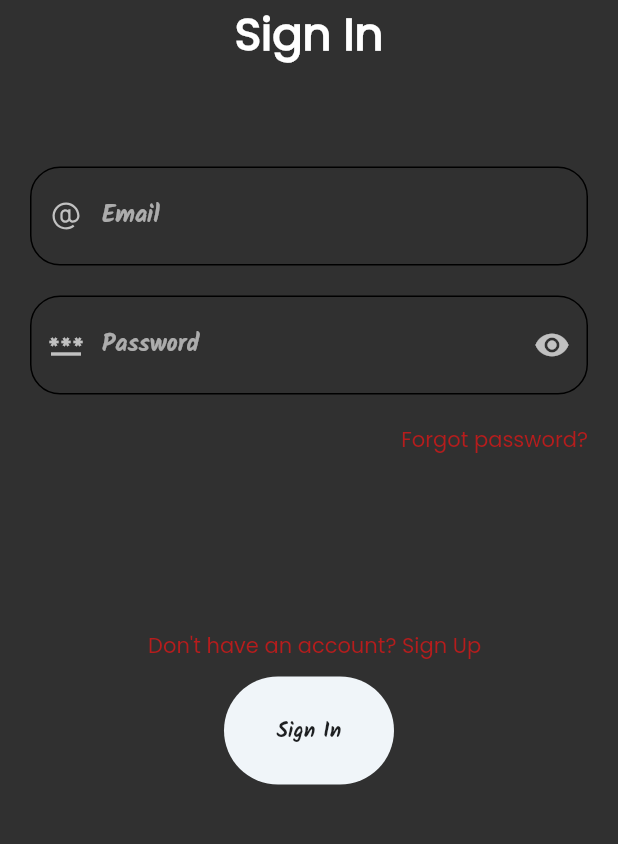
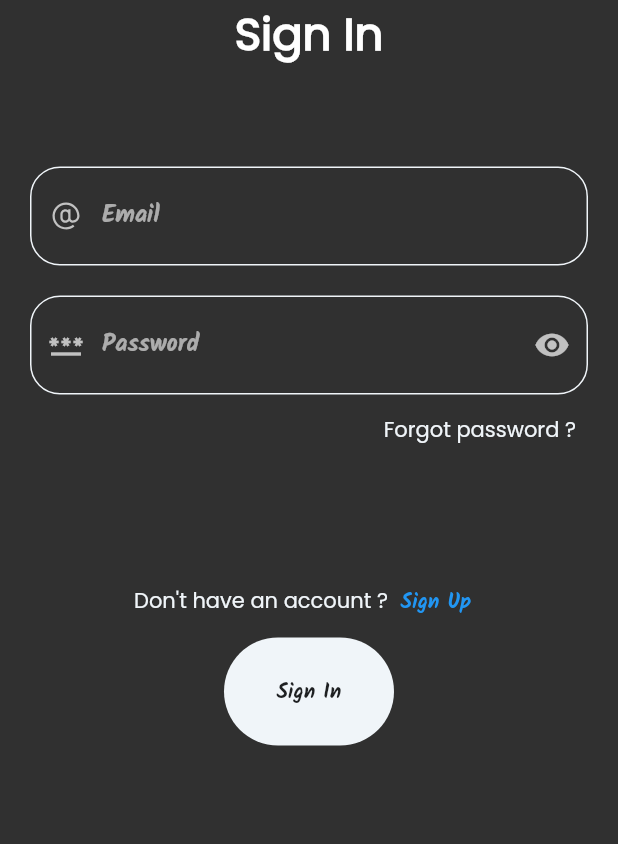
Before and after one commit to yazanR2000/e-learning, a Flutter app: the screen it shows after launch, on a phone screen of 412 x 824 dp, the part 225-1069 px from its top. Run offline on Flutter 3.47's test engine with Material 2 defaults, Android fonts, the phone set to English and light mode, and no system bars; our stand-ins replace font_awesome_flutter, line_icons, youtube_player_flutter.

Commit message:
Update From Yazan

```diff
--- a/lib/api/question.dart
+++ b/lib/api/question.dart
@@ -1,6 +1,7 @@
 import 'package:http/http.dart' as http;
 import 'dart:convert';
-const String baseUrl = "https://ltuc-exams-default-rtdb.firebaseio.com";
+import './base_url.dart';
+
 class Question {
   final String _qId,question,_subject;
   Question(this._qId,this.question,this._subject);
@@ -11,6 +12,7 @@ class Question {
   bool didIFetchChoices = false;
 
   Future getChoices() async {
+    String? baseUrl = BaseUrl.baseUrl;
     if(didIFetchChoices){
       return;
     }
@@ -24,7 +26,7 @@ class Question {
           "answer" : value
         });
       });
-      _choices.shuffle();
+      //_choices.shuffle();
       didIFetchChoices = true;
     }catch(err){
       throw "err";
--- a/lib/main.dart
+++ b/lib/main.dart
@@ -3,6 +3,7 @@ import 'package:flutter/material.dart';
 import './screens/home.dart';
 import './screens/selected_item_exam.dart';
 import './screens/course.dart';
+import './screens/course_tutorial.dart';
 
 void main() {
   runApp(MyApp());
@@ -21,10 +22,11 @@ class MyApp extends StatelessWidget {
         appBarTheme: const AppBarTheme(
           backgroundColor: Color(0xff1E2022),
           titleTextStyle: TextStyle(
-              fontSize: 25,
-              fontWeight: FontWeight.bold,
-              color: Color(0xffF0F5F9),
-              fontFamily: 'Kalam-Bold'),
+            fontSize: 25,
+            fontWeight: FontWeight.bold,
+            color: Color(0xffF0F5F9),
+            fontFamily: 'Kalam-Bold',
+          ),
           elevation: 0,
           iconTheme: IconThemeData(color: Color(0xffF0F5F9)),
         ),
@@ -41,11 +43,14 @@ class MyApp extends StatelessWidget {
                   ),
         ),
         primaryColor: Colors.red,
-        primarySwatch: Colors.red,
-        iconTheme: const IconThemeData(color: Colors.white),
+        //primarySwatch: Colors.red,
+        iconTheme: const IconThemeData(color: Color(0xffF0F5F9)),
         inputDecorationTheme: const InputDecorationTheme(
           enabledBorder: OutlineInputBorder(
             borderRadius: BorderRadius.all(Radius.circular(20)),
+            borderSide: BorderSide(
+              color: Color(0xffF0F5F9),
+            ),
           ),
           focusedBorder: OutlineInputBorder(
             borderRadius: BorderRadius.all(Radius.circular(20)),
@@ -69,11 +74,28 @@ class MyApp extends StatelessWidget {
             ),
           ),
         ),
+
+        dialogTheme: DialogTheme(
+          shape: RoundedRectangleBorder(
+            borderRadius: BorderRadius.circular(20),
+          ),
+          backgroundColor: const Color(0xffF0F5F9),
+          contentTextStyle: const TextStyle(
+            color: Color(0xff1E2022),
+            fontFamily: 'Poppins-Regular',
+          ),
+          titleTextStyle: const TextStyle(
+            color: Color(0xff1E2022),
+            fontSize: 20,
+            fontFamily: 'Kalam-Bold',
+          ),
+        ),
       ),
-      home: Start(),
+      home: const Start(),
       routes: {
         '/selected_item_exam': (context) => SelectedItemExam(),
         '/course': (context) => Course(),
+        '/course_tutorial' : (context) => CourseTutorial(),
       },
     );
   }
--- a/lib/screens/selected_item_exam.dart
+++ b/lib/screens/selected_item_exam.dart
@@ -18,12 +18,12 @@ class _SelectedItemExamState extends State<SelectedItemExam> {
 
   @override
   Widget build(BuildContext context) {
-    final Exam exam = ModalRoute.of(context)!.settings.arguments as Exam;
+    final Map<String,dynamic> fromScreen = ModalRoute.of(context)!.settings.arguments as Map<String,dynamic>;
     return Scaffold(
       appBar: AppBar(
-        title: Text("${exam.subject} Quiz"),
+        title: Text("${fromScreen['exam'].subject} Quiz"),
       ),
-      body: ExamQuestions(exam),
+      body: ExamQuestions(fromScreen['exam'],fromScreen['from']),
     );
   }
 }
--- a/lib/screens/start.dart
+++ b/lib/screens/start.dart
@@ -102,10 +102,11 @@ class _StartState extends State<Start> {
                 ),
                 Text(
                   signIn ? 'Sign In' : 'Sign Up',
-                  style: TextStyle(
+                  style: const TextStyle(
                     fontSize: 30,
                     fontWeight: FontWeight.bold,
-                      color: Colors.white),
+                    color: Colors.white,
+                  ),
                 ),
                 SizedBox(
                   height: signIn ? 0 : 20,
@@ -118,7 +119,8 @@ class _StartState extends State<Start> {
                     icon: LineIcons.signature,
                     hint: 'Name',
                     pass: false,
-                    )),
+                  ),
+                ),
                 SizedBox(
                   height: signIn ? 0 : 20,
                 ),
@@ -135,18 +137,21 @@ class _StartState extends State<Start> {
                   icon: Icons.password,
                   controller: password,
                   hint: 'Password',
-                    pass: true),
+                  pass: true,
+                ),
                 if (signIn)
-                  Container(
-                      padding: const EdgeInsets.only(top: 20),
+                  Align(
                     alignment: Alignment.centerRight,
-                      child: GestureDetector(
-                        onTap: (() {}),
+                    child: TextButton(
+                      onPressed: () {},
                       child: Text(
-                          'Forgot password?',
-                          style: TextStyle(color: Colors.red[900]),
+                        "Forgot password ?",
+                        style: Theme.of(context).textTheme.bodyText2!.copyWith(
+                              color: const Color(0xffF0F5F9),
                             ),
-                      )),
+                      ),
+                    ),
+                  ),
                 SizedBox(
                   height: signIn ? 0 : 20,
                 ),
@@ -163,46 +168,87 @@ class _StartState extends State<Start> {
                               showPassword = !showPassword;
                             });
                           },
-                            icon: Icon(showPassword
+                          icon: Icon(
+                            showPassword
                                 ? Icons.visibility
-                                : Icons.visibility_off)),
+                                : Icons.visibility_off,
+                          ),
+                        ),
                         prefixIcon: const Icon(LineIcons.doubleCheck),
                         hintText: 'Confirm password',
                       )),
                 ),
                 if (!signIn)
-                  Container(
-                      padding: const EdgeInsets.only(top: 20),
+                  Align(
                     alignment: Alignment.centerRight,
-                      child: GestureDetector(
-                        onTap: (() {}),
+                    child: TextButton(
+                      onPressed: () {},
                       child: Text(
-                          'Forgot password?',
-                          style: TextStyle(color: Colors.red[900]),
+                        "Forgot password ?",
+                        style: Theme.of(context)
+                            .textTheme
+                            .bodyText2!
+                            .copyWith(color: const Color(0xffF0F5F9)),
                       ),
-                      )),
-                const SizedBox(
-                  height: 50,
                     ),
-                Container(
-                    padding: const EdgeInsets.only(bottom: 10),
-                    alignment: Alignment.center,
-                    child: GestureDetector(
-                      onTap: (() {
+                  ),
+                // Container(
+                //     padding: const EdgeInsets.only(top: 20),
+                //     alignment: Alignment.centerRight,
+                //     child: GestureDetector(
+                //       onTap: (() {}),
+                //       child: Text(
+                //         'Forgot password?',
+                //         style: TextStyle(color: Colors.red[900]),
+                //       ),
+                //     )),
+                // const SizedBox(
+                //   height: 50,
+                // ),
+                Row(
+                  mainAxisAlignment: MainAxisAlignment.center,
+                  children: [
+                    Text(
+                      signIn
+                          ? 'Don\'t have an account ?'
+                          : 'Already have an account ?',
+                      style: Theme.of(context)
+                          .textTheme
+                          .bodyText2!
+                          .copyWith(color: const Color(0xffF0F5F9)),
+                    ),
+                    TextButton(
+                      onPressed: () {
                         setState(() {
                           signIn = !signIn;
                         });
-                      }),
+                      },
                       child: Text(
-                        signIn
-                            ? '  Don\'t have an account? Sign Up'
-                            : 'Already have an account? Sign In',
-                        style: TextStyle(color: Colors.red[900]),
+                        signIn ? "Sign Up" : "Sign In",
                       ),
-                    )),
+                    )
+                  ],
+                ),
+                // Container(
+                //   padding: const EdgeInsets.only(bottom: 10),
+                //   alignment: Alignment.center,
+                //   child: GestureDetector(
+                //     onTap: (() {
+                //       setState(() {
+                //         signIn = !signIn;
+                //       });
+                //     }),
+                //     child: Text(
+                //       signIn
+                //           ? '  Don\'t have an account? Sign Up'
+                //           : 'Already have an account? Sign In',
+                //       style: TextStyle(color: Colors.red[900]),
+                //     ),
+                //   ),
+                // ),
                 loading
-                    ? Padding(
-                        padding: const EdgeInsets.all(20),
+                    ? const Padding(
+                        padding: EdgeInsets.all(20),
                         child: CircularProgressIndicator(),
                       )
                     : ElevatedButton(
```
Also changed, not shown: lib/api/base_url.dart (added, +7 -0 lines), lib/api/course.dart (+10 -1 lines), lib/api/exam.dart (+10 -2 lines), lib/models/course_item.dart (added, +93 -0 lines), lib/models/exam_item.dart (+15 -6 lines), lib/models/exam_questions.dart (+22 -11 lines), lib/screens/course.dart (+20 -20 lines), lib/screens/course_tutorial.dart (added, +33 -0 lines), lib/screens/home.dart (+9 -10 lines), lib/widgets/grade_dialog.dart (+29 -4 lines), lib/widgets/level_exam_dialog.dart (added, +40 -0 lines). Lines whose indentation alone changed are shown as unchanged.
